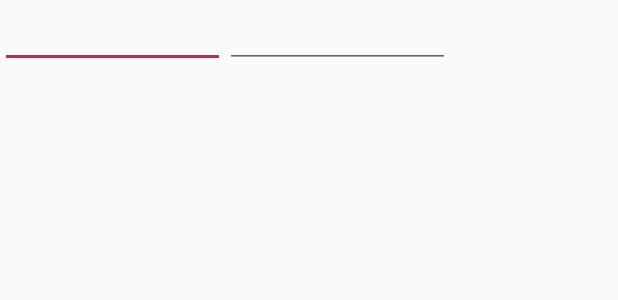
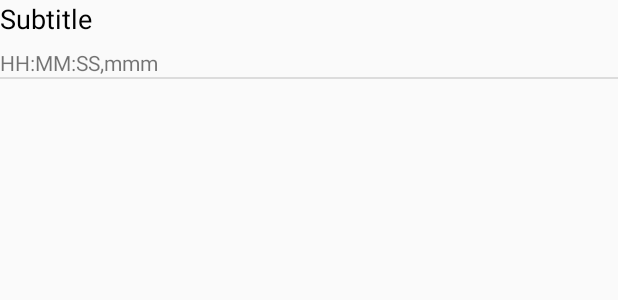
Before and after one commit to whizsid/SubtitleAdjust, an Android app: the layout subtitle_item.xml on its own in the app's theme, with its tools: preview values and no code run, on a phone screen of 412 x 824 dp. Shown: the top 300 px of the screen. Run offline under Robolectric (Android 15) with nearby library versions, the phone set to English and light mode, and no system bars.

```diff
--- a/app/src/main/res/layout/content_main.xml
+++ b/app/src/main/res/layout/content_main.xml
@@ -38,7 +38,7 @@
         <ListView
             android:id="@+id/subtitleList"
             android:layout_width="match_parent"
-            android:layout_height="wrap_content" />
+            android:layout_height="match_parent" />
 
     </LinearLayout>
 </androidx.constraintlayout.widget.ConstraintLayout>
--- a/app/src/main/res/layout/subtitle_item.xml
+++ b/app/src/main/res/layout/subtitle_item.xml
@@ -1,18 +1,27 @@
 <?xml version="1.0" encoding="utf-8"?>
 <LinearLayout xmlns:android="http://schemas.android.com/apk/res/android"
-    android:layout_width="match_parent"
-    android:layout_height="match_parent"
-    android:orientation="horizontal">
+    android:orientation="vertical" android:layout_width="match_parent"
+    android:layout_height="match_parent">
 
-    <AutoCompleteTextView
-        android:id="@+id/subtitlePicker"
-        android:layout_width="wrap_content"
+    <TextView
+        android:id="@+id/subTitleItemContent"
+        android:layout_width="match_parent"
         android:layout_height="wrap_content"
-        android:width="150dp"
-    />
-    <EditText
-        android:id="@+id/timePicker"
-        android:layout_width="150dp"
+        android:minHeight="32dp"
+
+        android:text="@string/subtitle"
+        android:textColor="@android:color/black"
+        android:textSize="18sp" />
+
+    <TextView
+        android:id="@+id/subtitleItemTime"
+        android:layout_width="match_parent"
         android:layout_height="wrap_content"
-    />
+        android:text="HH:MM:SS,mmm" />
+
+    <View
+        android:id="@+id/divider2"
+        android:layout_width="match_parent"
+        android:layout_height="1dp"
+        android:background="?android:attr/listDivider" />
 </LinearLayout>
```
Also changed, not shown: app/src/main/java/com/whizsid/subtitleadjust/MainActivity.kt (+14 -13 lines), app/src/main/java/com/whizsid/subtitleadjust/adapters/SubtitleAdjustListAdapter.kt (+20 -9 lines), app/src/main/java/com/whizsid/subtitleadjust/adapters/SubtitleAutoSuggestAdapter.kt (added, +81 -0 lines), app/src/main/java/com/whizsid/subtitleadjust/lib/Subtitle.kt (added, +48 -0 lines), app/src/main/java/com/whizsid/subtitleadjust/lib/SubtitleAdjust.kt (added, +25 -0 lines), app/src/main/java/com/whizsid/subtitleadjust/lib/Time.kt (added, +102 -0 lines), app/src/main/java/com/whizsid/subtitleadjust/models/Subtitle.kt (deleted, +0 -33 lines), app/src/main/java/com/whizsid/subtitleadjust/models/SubtitleAdjust.kt (deleted, +0 -14 lines), app/src/main/res/layout/subtitle_adjust_item.xml (added, +19 -0 lines).
